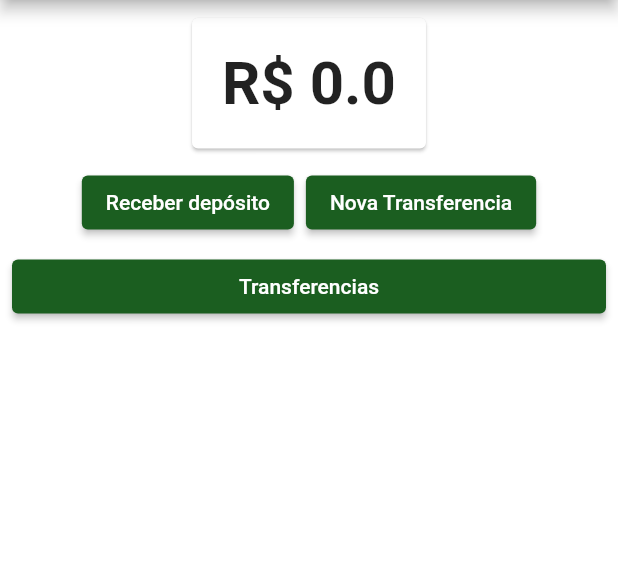
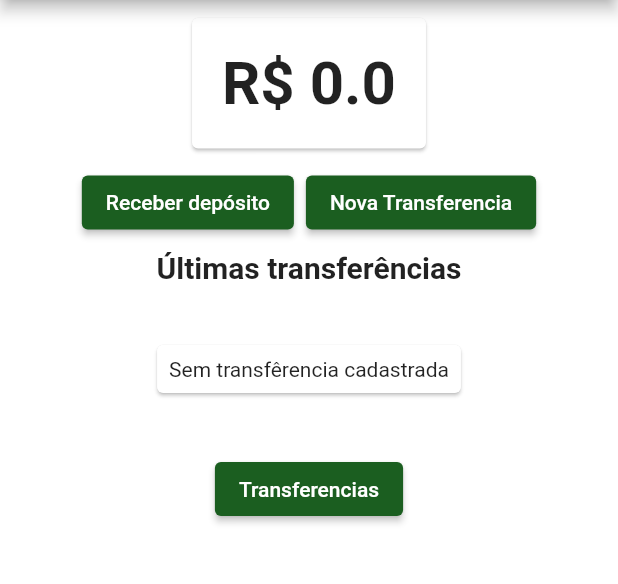
Before and after one commit to carlosmuller/formacao-flutter, a Flutter app: the screen it shows after launch, on a phone screen of 412 x 824 dp, the part 84-668 px from its top. Run offline on Flutter 3.47's test engine with Material 2 defaults, Android fonts, the phone set to English and light mode, and no system bars.

Commit message:
chore: mostrando a lista das ultimas 3 transferencias

```diff
--- a/lib/models/transferencias.dart
+++ b/lib/models/transferencias.dart
@@ -9,6 +9,8 @@ class Transferencias extends ChangeNotifier{
 
   get length => _transferencias.length;
 
+  bool get vazia => _transferencias.isEmpty;
+
   void adiciona(Transferencia transferencia){
     _transferencias.add(transferencia);
     notifyListeners();
@@ -16,5 +18,10 @@ class Transferencias extends ChangeNotifier{
 
   Transferencia get(int indice) => _transferencias[indice];
 
+  getReversed(int indice) {
+    int indiceReverso = length - 1 - indice;
+    return get(indiceReverso);
+  }
+
 
 }
--- a/lib/screens/dashboard/dashboard.dart
+++ b/lib/screens/dashboard/dashboard.dart
@@ -1,7 +1,7 @@
 import 'package:bytebank/screens/dashboard/saldo.dart';
+import 'package:bytebank/screens/dashboard/ultimasTransferencias.dart';
 import 'package:bytebank/screens/deposito/formulario.dart';
 import 'package:bytebank/screens/transferencia/formulario.dart';
-import 'package:bytebank/screens/transferencia/lista.dart';
 import 'package:flutter/material.dart';
 
 class Dashboard extends StatelessWidget {
@@ -49,19 +49,7 @@ class Dashboard extends StatelessWidget {
                 ),
               ],
             ),
-            ElevatedButton(
-              onPressed: () {
-                Navigator.push(
-                  context,
-                  MaterialPageRoute(
-                    builder: (context) {
-                      return ListaTransferencias();
-                    },
-                  ),
-                );
-              },
-              child: Text('Transferencias'),
-            ),
+            UltimasTransferencias(),
           ],
         ),
       ),
--- /dev/null
+++ b/lib/screens/dashboard/ultimasTransferencias.dart
@@ -0,0 +1,68 @@
+import 'dart:math';
+
+import 'package:bytebank/models/transferencias.dart';
+import 'package:bytebank/screens/transferencia/lista.dart';
+import 'package:flutter/material.dart';
+import 'package:provider/provider.dart';
+
+class UltimasTransferencias extends StatelessWidget {
+  @override
+  Widget build(BuildContext context) {
+    return Column(
+      children: [
+        Text(
+          'Últimas transferências',
+          style: TextStyle(
+            fontWeight: FontWeight.bold,
+            fontSize: 20,
+          ),
+        ),
+        Consumer<Transferencias>(
+          builder: (context, transferencias, child) {
+            if (transferencias.vazia) {
+              return SemTransferenciaCadastrada();
+            }
+            return ListView.builder(
+              padding: EdgeInsets.all(8),
+              itemCount: min(3, transferencias.length),
+              shrinkWrap: true,
+              itemBuilder: (context, indice) {
+                final transferencia = transferencias.getReversed(indice);
+                return ItemTransferencia(transferencia);
+              },
+            );
+          },
+        ),
+        ElevatedButton(
+          onPressed: () {
+            Navigator.push(
+              context,
+              MaterialPageRoute(
+                builder: (context) {
+                  return ListaTransferencias();
+                },
+              ),
+            );
+          },
+          child: Text('Transferencias'),
+        ),
+      ],
+    );
+  }
+}
+
+class SemTransferenciaCadastrada extends StatelessWidget {
+  @override
+  Widget build(BuildContext context) {
+    return Card(
+      margin: EdgeInsets.all(40),
+      child: Padding(
+        padding: EdgeInsets.all(8),
+        child: Text(
+          'Sem transfêrencia cadastrada',
+          textAlign: TextAlign.center,
+        ),
+      ),
+    );
+  }
+}
```
